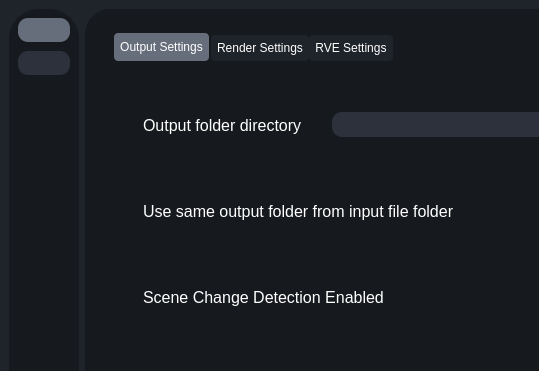
First picture: the form in testRVEInterface.ui, repository TNTwise/REAL-Video-Enhancer, before the edit; both pictures show x 0 to 539 and y 0 to 371 of the 1163 by 700 pixel window.
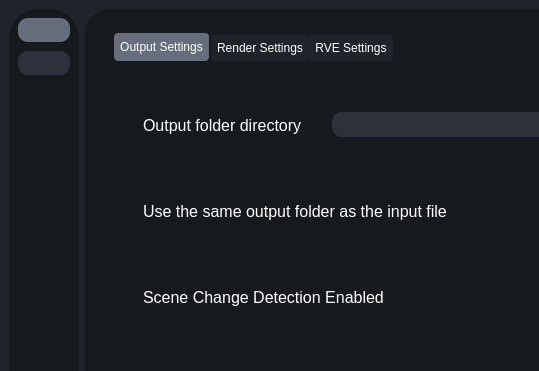
Second picture: the form after the edit. The open tabs and pages were chosen to show the change. Icons and pictures are not drawn.

Commit message: Improve the text and description Rename use_same_output_folder_from_input to use_same_output_folder_as_input_file

Patch:
```diff
--- a/testRVEInterface.ui
+++ b/testRVEInterface.ui
@@ -4534,7 +4534,7 @@
                                    </font>
                                   </property>
                                   <property name="text">
-                                   <string>Use same output folder from input file folder</string>
+                                   <string>Use the same output folder as the input file</string>
                                   </property>
                                  </widget>
                                 </item>
```
Left out of the diff: 6 changed lines with no effect on the pictures. The commit also changes 2 other files.
